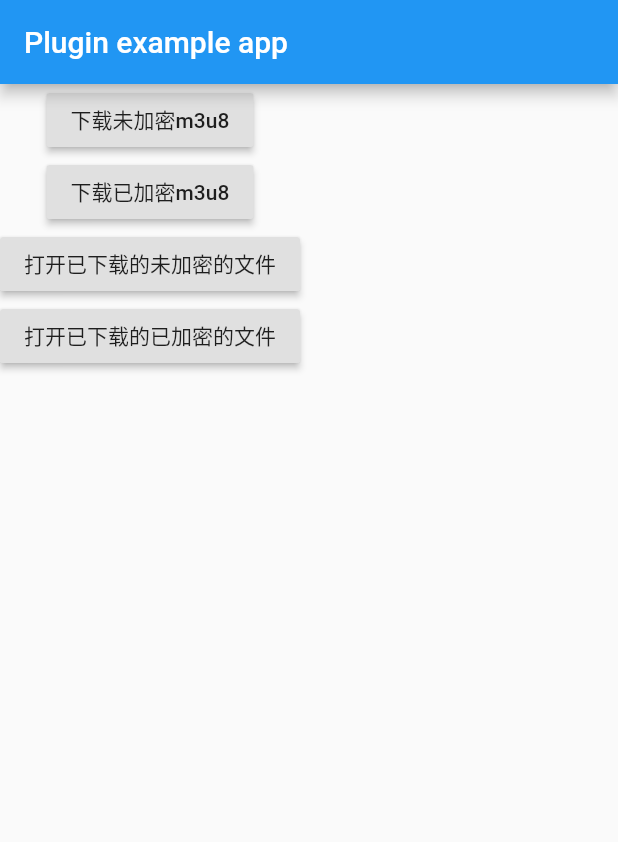
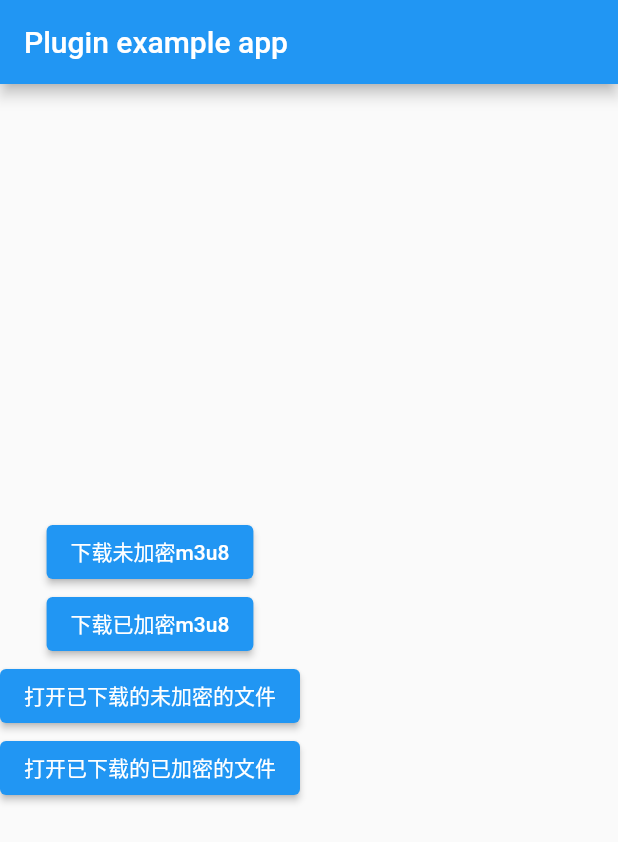
Before and after one commit to lytian/m3u8_downloader, a Flutter app: the screen it shows after launch, after a tap on "下载未加密m3u8", on a phone screen of 412 x 824 dp. Shown: the top 842 px of the screen. Run offline on Flutter 3.47's test engine with Material 2 defaults, Android fonts, the phone set to English and light mode, and no system bars; our stand-ins replace open_file, permission_handler.

Commit message:
null安全处理

```diff
--- a/example/lib/main.dart
+++ b/example/lib/main.dart
@@ -22,10 +22,9 @@ class _MyAppState extends State<MyApp> {
   ReceivePort _port = ReceivePort();
 
   // 未加密的url地址
-  String url1 = "https://iqiyi.cdn9-okzy.com/20200711/12300_030c6e1d/index.m3u8";
+  String url1 = "http://videozm.whqhyg.com:8091/20210203/xxxxxxxxxx/index.m3u8";
   // 加密的url地址
-  String url2 = "http://video.huishenghuo888888.com:8091/jingpin/20200801/D4Jm7KDD/index.m3u8";
-
+  String url2 = "https://gaoqing.bibi-baidu.com/20190622/xxxxxxxxxx/index.m3u8";
 
   @override
   void initState() {
@@ -40,7 +39,7 @@ class _MyAppState extends State<MyApp> {
     M3u8Downloader.initialize(
         saveDir: saveDir,
         debugMode: false,
-        onSelect: () {
+        onSelect: () async {
           print('下载成功点击');
           return null;
         }
@@ -54,27 +53,18 @@ class _MyAppState extends State<MyApp> {
   }
 
   Future<bool> _checkPermission() async {
-    if (Platform.isAndroid) {
-      PermissionStatus permission = await PermissionHandler().checkPermissionStatus(PermissionGroup.storage);
-      if (permission != PermissionStatus.granted) {
-        Map<PermissionGroup, PermissionStatus> permissions = await PermissionHandler().requestPermissions([PermissionGroup.storage]);
-        if (permissions[PermissionGroup.storage] == PermissionStatus.granted) {
-          return true;
-        }
-      } else {
-        return true;
-      }
-    } else {
-      return true;
+    var status = await Permission.storage.status;
+    if (!status.isGranted) {
+      status = await Permission.storage.request();
     }
-    return false;
+    return status.isGranted;
   }
 
   Future<String> _findSavePath() async {
     final directory = Platform.isAndroid
         ? await getExternalStorageDirectory()
         : await getApplicationDocumentsDirectory();
-    String saveDir = directory.path + '/vPlayDownload';
+    String saveDir = directory!.path + '/vPlayDownload';
     Directory root = Directory(saveDir);
     if (!root.existsSync()) {
       await root.create();
@@ -84,17 +74,28 @@ class _MyAppState extends State<MyApp> {
   }
 
   static progressCallback(dynamic args) {
-    final SendPort send = IsolateNameServer.lookupPortByName('downloader_send_port');
-    args["status"] = 1;
-	  send.send(args);
+    final SendPort? send = IsolateNameServer.lookupPortByName('downloader_send_port');
+    if (send != null) {
+      args["status"] = 1;
+      send.send(args);
+    }
   }
   static successCallback(dynamic args) {
-    final SendPort send = IsolateNameServer.lookupPortByName('downloader_send_port');
-	  send.send({"status": 2, "url": args["url"], "filePath": args["filePath"], "dir": args["dir"]});
+    final SendPort? send = IsolateNameServer.lookupPortByName('downloader_send_port');
+    if (send != null) {
+      send.send({
+        "status": 2,
+        "url": args["url"],
+        "filePath": args["filePath"],
+        "dir": args["dir"]
+      });
+    }
   }
   static errorCallback(dynamic args) {
-    final SendPort send = IsolateNameServer.lookupPortByName('downloader_send_port');
-	  send.send({"status": 3, "url": args["url"]});
+    final SendPort? send = IsolateNameServer.lookupPortByName('downloader_send_port');
+    if (send != null) {
+      send.send({"status": 3, "url": args["url"]});
+    }
   }
 
   @override
@@ -105,8 +106,9 @@ class _MyAppState extends State<MyApp> {
           title: const Text('Plugin example app'),
         ),
         body: Column(
+          mainAxisAlignment: MainAxisAlignment.center,
           children: <Widget>[
-            RaisedButton(
+            ElevatedButton(
               child: Text("下载未加密m3u8"),
               onPressed: () {
               _checkPermission().then((hasGranted) async {
@@ -121,7 +123,7 @@ class _MyAppState extends State<MyApp> {
                 }
               });
             }),
-            RaisedButton(
+            ElevatedButton(
               child: Text("下载已加密m3u8"),
               onPressed: () {
                 _checkPermission().then((hasGranted) async {
@@ -137,7 +139,7 @@ class _MyAppState extends State<MyApp> {
                 });
               },
             ),
-            RaisedButton(
+            ElevatedButton(
               child: Text("打开已下载的未加密的文件"),
               onPressed: () async {
                   var res = await M3u8Downloader.getSavePath(url1);
@@ -148,7 +150,7 @@ class _MyAppState extends State<MyApp> {
                   }
               },
             ),
-            RaisedButton(
+            ElevatedButton(
               child: Text("打开已下载的已加密的文件"),
               onPressed: () async {
                 var res = await M3u8Downloader.getSavePath(url2);
--- a/lib/callback_dispatcher.dart
+++ b/lib/callback_dispatcher.dart
@@ -14,7 +14,7 @@ void callbackDispatcher() {
     final dynamic args = call.arguments;
     final CallbackHandle handle = CallbackHandle.fromRawHandle(args[0]);
 
-    final Function closure = PluginUtilities.getCallbackFromHandle(handle);
+    final Function? closure = PluginUtilities.getCallbackFromHandle(handle);
 
     if (closure == null) {
       print('Fatal: could not find callback');
--- a/lib/m3u8_downloader.dart
+++ b/lib/m3u8_downloader.dart
@@ -1,19 +1,18 @@
 import 'dart:async';
-import 'dart:io';
 import 'dart:ui';
 
 import 'package:flutter/services.dart';
 
 import 'callback_dispatcher.dart';
 
-typedef CallbackHandle _GetCallbackHandle(Function callback);
+typedef CallbackHandle? _GetCallbackHandle(Function callback);
 typedef SelectNotificationCallback = Future<dynamic> Function();
 
 class M3u8Downloader {
   static const MethodChannel _channel = const MethodChannel('vincent/m3u8_downloader', JSONMethodCodec());
   static _GetCallbackHandle _getCallbackHandle = (Function callback) => PluginUtilities.getCallbackHandle(callback);
 
-  static SelectNotificationCallback _onSelectNotification;
+  static SelectNotificationCallback? _onSelectNotification;
 
 
   ///  初始化下载器
@@ -28,32 +27,37 @@ class M3u8Downloader {
   /// - [debugMode] 调试模式
   /// - [onSelect] 点击通知的回调
   static Future<bool> initialize({
-    String saveDir,
+    String? saveDir,
     bool showNotification = true,
     bool isConvert = true,
-    int connTimeout,
-    int readTimeout,
-    int threadCount,
-    bool debugMode,
-    SelectNotificationCallback onSelect
+    int? connTimeout,
+    int? readTimeout,
+    int? threadCount,
+    bool? debugMode,
+    SelectNotificationCallback? onSelect
   }) async {
-    final CallbackHandle handle = _getCallbackHandle(callbackDispatcher);
+    final CallbackHandle? handle = _getCallbackHandle(callbackDispatcher);
 
     if (handle == null) {
       return false;
     }
-    _onSelectNotification = onSelect;
+    if (showNotification && onSelect != null) {
+      _onSelectNotification = onSelect;
+    }
     _channel.setMethodCallHandler((MethodCall call) {
       switch (call.method) {
         case 'selectNotification':
-          return _onSelectNotification();
+          if (_onSelectNotification == null) {
+            return Future.value(false);
+          }
+          return _onSelectNotification!();
         default:
           return Future.error('method not defined');
       }
     });
 
 
-    final bool r = await _channel.invokeMethod<bool>('initialize',{
+    final bool? r = await _channel.invokeMethod<bool>('initialize',{
       "handle": handle.toRawHandle(),
       "saveDir": saveDir,
       "showNotification": showNotification,
@@ -73,26 +77,32 @@ class M3u8Downloader {
   /// - [progressCallback] 下载进度回调
   /// - [successCallback] 下载成功回调
   /// - [errorCallback] 下载失败回调
-  static void download({String url, String name, Function progressCallback, Function successCallback, Function errorCallback}) async {
-    assert(url != null && url != "");
+  static void download({
+    required String url,
+    required String name,
+    Function? progressCallback,
+    Function? successCallback,
+    Function? errorCallback
+  }) async {
+    assert(url.isNotEmpty && name.isNotEmpty);
     Map<String, dynamic> params = {
       "url": url,
-      "name": name
+      "name": name,
     };
     if (progressCallback != null) {
-      final CallbackHandle handle = _getCallbackHandle(progressCallback);
+      final CallbackHandle? handle = _getCallbackHandle(progressCallback);
       if (handle != null) {
         params["progressCallback"] = handle.toRawHandle();
       }
     }
     if (successCallback != null) {
-      final CallbackHandle handle = _getCallbackHandle(successCallback);
+      final CallbackHandle? handle = _getCallbackHandle(successCallback);
       if (handle != null) {
         params["successCallback"] = handle.toRawHandle();
       }
     }
     if (errorCallback != null) {
-      final CallbackHandle handle = _getCallbackHandle(errorCallback);
+      final CallbackHandle? handle = _getCallbackHandle(errorCallback);
       if (handle != null) {
         params["errorCallback"] = handle.toRawHandle();
       }
@@ -105,7 +115,7 @@ class M3u8Downloader {
   ///
   /// - [url] 暂停指定的链接地址
   static void pause(String url) async {
-    assert(url != null && url != "");
+    assert(url.isNotEmpty);
 
     await _channel.invokeMethod("pause", { "url": url });
   }
@@ -115,7 +125,7 @@ class M3u8Downloader {
   /// - [url] 下载链接地址
   /// - [isDelete] 取消时是否删除文件
   static void cancel(String url, { bool isDelete = false}) async {
-    assert(url != null && url != "");
+    assert(url.isNotEmpty);
 
     await _channel.invokeMethod("cancel", { "url": url, "isDelete": isDelete });
   }
--- a/pubspec.yaml
+++ b/pubspec.yaml
@@ -1,11 +1,12 @@
 name: m3u8_downloader
 description: m3u8 downloader
-version: 1.0.0
+version: 1.2.0
 author: Vincent
 homepage:
 
 environment:
-  sdk: ">=2.1.0 <3.0.0"
+  sdk: ">=2.12.0 <3.0.0"
+  flutter: ">=2.0.0"
 
 dependencies:
   flutter:
```
Also changed, not shown: example/pubspec.yaml (+5 -5 lines), pubspec.lock (deleted), 4 other files.
